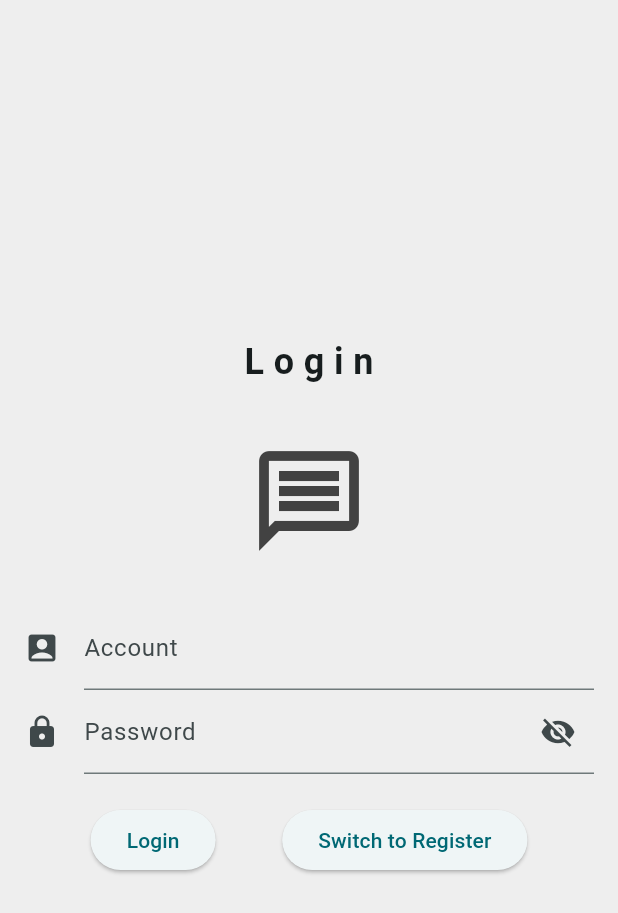
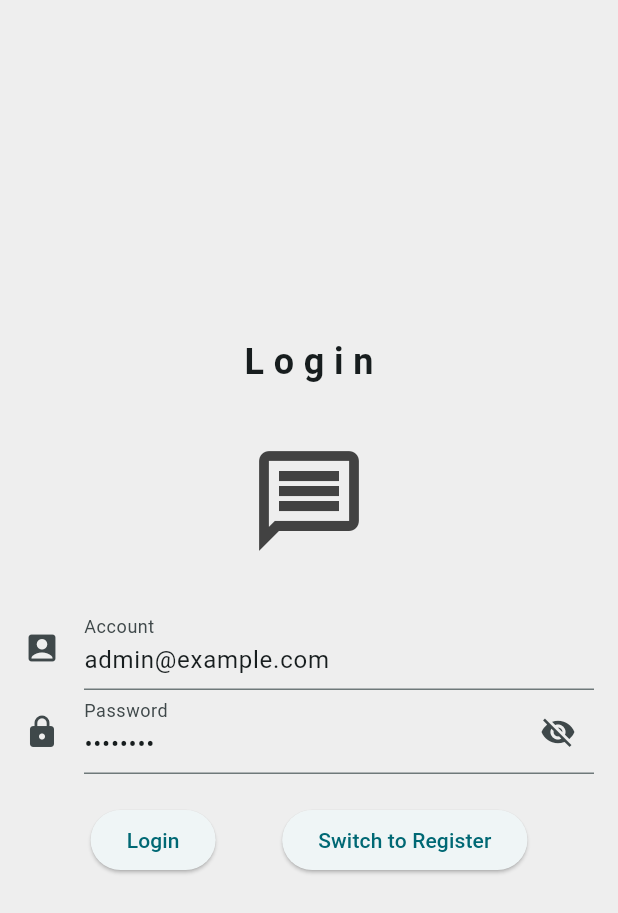
Before and after one commit to fanice1998/ruruChart, a Flutter app: the screen it shows after launch, on a phone screen of 412 x 824 dp. Shown: the top 913 px of the screen. Run offline on Flutter 3.47's test engine with Material 3 defaults, Android fonts, the phone set to English and light mode, and no system bars; our stand-ins replace logger.

Commit message:
update example

```diff
--- a/flutter/client/lib/loginPage/login_page.dart
+++ b/flutter/client/lib/loginPage/login_page.dart
@@ -70,9 +70,15 @@ class SigninPageState extends State<SigninPage> {
   final TextEditingController _accountController = TextEditingController();
   final TextEditingController _passwordController = TextEditingController();
   final TextEditingController _emailController = TextEditingController();
-  final TextEditingController _confirmPasswordController =
-      TextEditingController();
+  final TextEditingController _confirmPasswordController = TextEditingController();
   bool _obscureText = true;
+
+  @override
+  void initState() {
+    _accountController.text = "admin@example.com";
+    _passwordController.text = "password";
+    super.initState();
+  }
 
   void _cleanController() {
     setState(() {
```
Also changed, not shown: flutter/client/lib/homePage/home_page.dart (line endings or trailing spaces).
